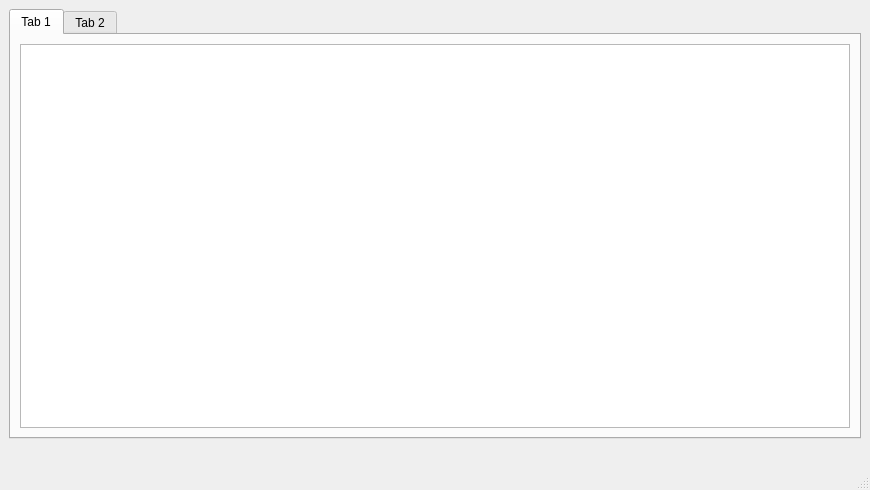
Old version of the form bd/template.ui in the repository Grigoriy457/for_uchi_doma.
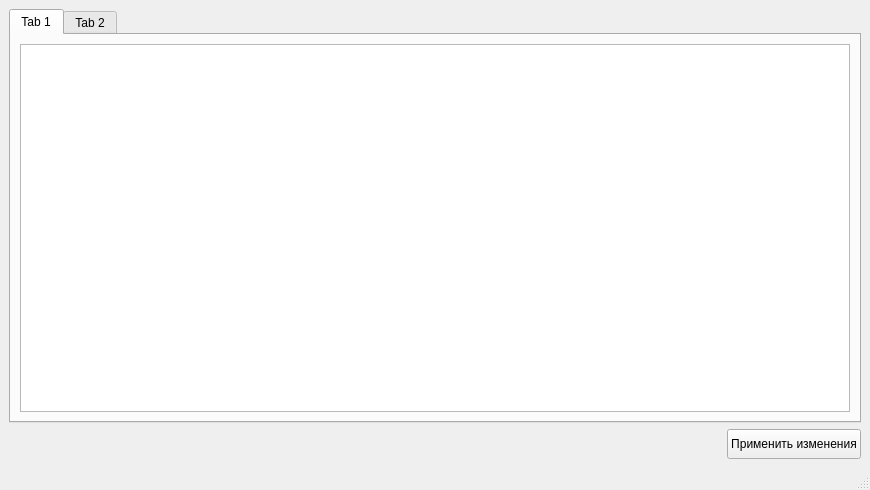
New version of the form.

What changed in the file:
```diff
--- a/bd/template.ui
+++ b/bd/template.ui
@@ -35,6 +35,8 @@
      </widget>
     </item>
     <item>
+     <layout class="QHBoxLayout" name="horizontalLayout">
+      <item>
      <spacer name="horizontalSpacer">
       <property name="orientation">
        <enum>Qt::Horizontal</enum>
@@ -46,6 +48,21 @@
        </size>
       </property>
      </spacer>
+      </item>
+      <item>
+       <widget class="QPushButton" name="applyChangesButton">
+        <property name="minimumSize">
+         <size>
+          <width>130</width>
+          <height>30</height>
+         </size>
+        </property>
+        <property name="text">
+         <string>Применить изменения</string>
+        </property>
+       </widget>
+      </item>
+     </layout>
     </item>
    </layout>
   </widget>
```
Left out of the diff: 3 changed lines with no effect on the pictures. Lines whose indentation alone changed are shown as unchanged.
